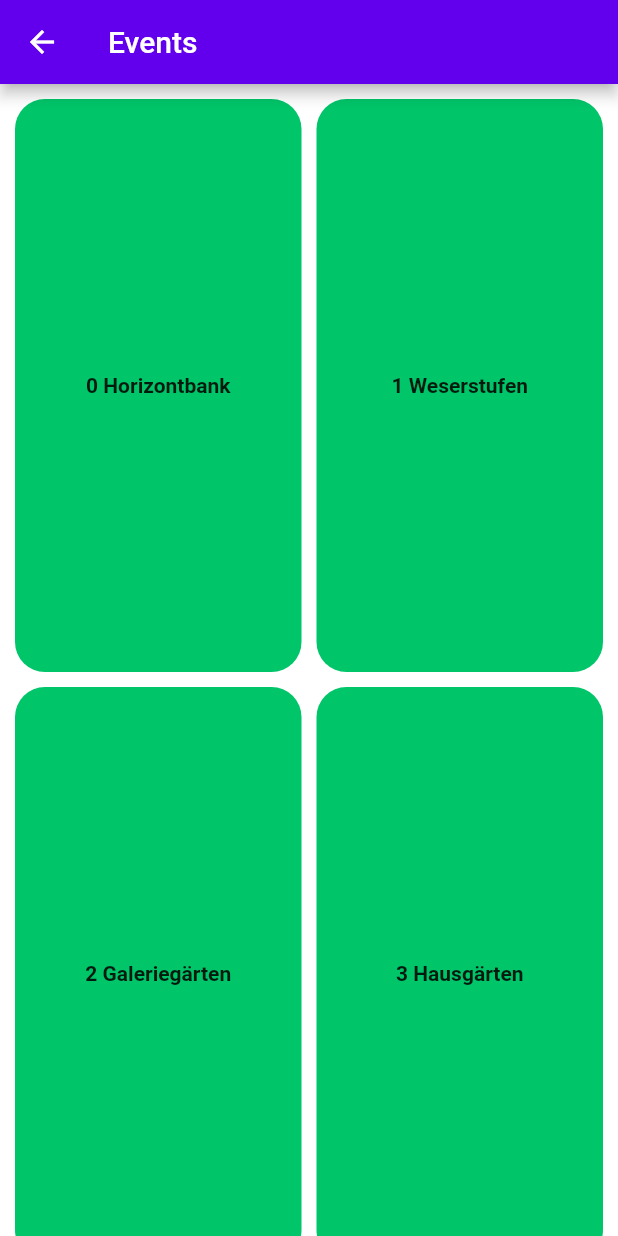
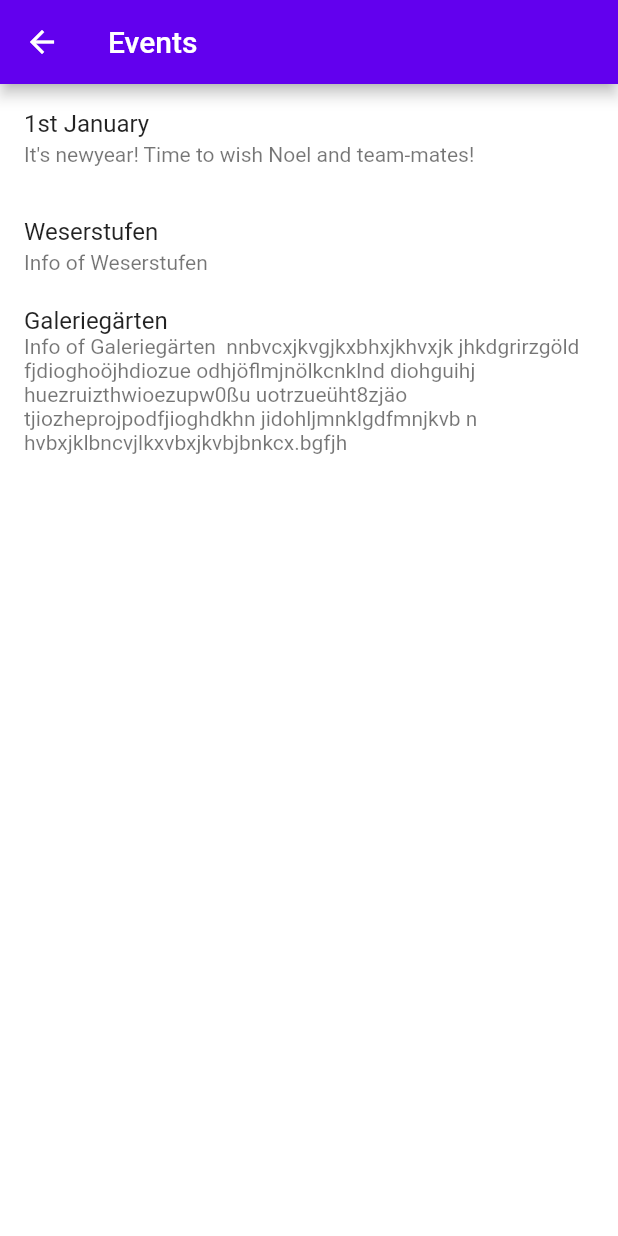
Before and after one commit to NoelHuibers/Landesgartenschau2023, a Flutter app: the Events screen opened directly, on a phone screen of 412 x 824 dp. Run offline on Flutter 3.47's test engine with Material 2 defaults, Android fonts, the light colour scheme and no system bars; our stand-ins replace flutter_map, latlong2; missing offline and left inert: latlng; generated files the repository leaves out were written again.

Commit message:
Eventspage update

```diff
--- a/lib/pages/events.dart
+++ b/lib/pages/events.dart
@@ -1,44 +1,5 @@
 import 'package:flutter/material.dart';
-import '/config/palette.dart';
-
-/* Auf List<String> wurde ich später verzichten und
-List<Wiget> aus Containern erstellen, somit kann jeder Container
-ihre eigene eigenschaften gegeben werden */
-
-List<String> eventList = [
-  "Horizontbank",
-  "Weserstufen",
-  "Galeriegärten",
-  "Hausgärten",
-  "Porzellangarten",
-  "Berliner Platz",
-  "TH-OWL",
-  "Buddha-Garten",
-  "Grabgestaltung",
-  "Lesegarten",
-  "Pavillon der Ortschaften",
-  "Uferwiese",
-  "Schöpfungsgarten",
-  "Wassergarten im Wald",
-  "Storchennset",
-  "Blumenhalle",
-  "Besucherzentrum",
-  "Archäologiepark",
-  "Natur -und Umweltschuutz-Akademie NRW",
-  "Naturnahes Gärtnern",
-  "Historischer Rastplatz",
-  "Obstplantage",
-  "Landwirtschaft",
-  "Gärtnermarkt",
-  "Baumschulen",
-  "Buntes Klassenzimmer",
-  "Imker",
-  "Energiegarten",
-  "Duft- und Rosengarten",
-  "Apothekergarten",
-  "Küchengartenkabinett",
-  "Geophytenwiese"
-];
+import 'events/widgets/list_events.dart';
 
 class Events extends StatelessWidget {
   const Events({Key? key}) : super(key: key);
@@ -47,34 +8,9 @@ class Events extends StatelessWidget {
   Widget build(BuildContext context) {
     return Scaffold(
       appBar: AppBar(
-        title: const Text("Events"),
+        title: const Text('Events'),
       ),
-
-      /* Es wurde GridView.builder verwednet */
-      body: GridView.builder(
-        padding: const EdgeInsets.all(10),
-        gridDelegate: const SliverGridDelegateWithMaxCrossAxisExtent(
-            maxCrossAxisExtent: 200,
-            crossAxisSpacing: 10.0,
-            mainAxisSpacing: 10.0,
-            childAspectRatio: 0.5),
-        itemBuilder: (context, index) {
-          return Container(
-              child: Align(
-                  alignment: Alignment.center,
-                  child: Text(
-                    "$index ${eventList[index]}",
-                    style: const TextStyle(fontWeight: FontWeight.bold),
-                  )),
-              height: 30,
-              width: 25,
-              decoration: BoxDecoration(
-                color: Palette.primary,
-                borderRadius: BorderRadius.circular(20),
-              ));
-        },
-        itemCount: eventList.length,
-      ),
+      body: const Eventslist(),
     );
   }
 }
--- a/lib/pages/events/widgets/list_events.dart
+++ b/lib/pages/events/widgets/list_events.dart
@@ -0,0 +1,41 @@
+import 'package:flutter/material.dart';
+
+List eventsList = [
+  {
+    "title": "1st January",
+    "subtitle": "It's newyear! Time to wish Noel and team-mates!",
+  },
+  {
+    "title": "Weserstufen",
+    "subtitle": "Info of Weserstufen",
+  },
+  {
+    "title": "Galeriegärten",
+    "subtitle":
+        "Info of Galeriegärten  nnbvcxjkvgjkxbhxjkhvxjk jhkdgrirzgöld fjdioghoöjhdiozue odhjöflmjnölkcnklnd diohguihj huezruizthwioezupw0ßu uotrzueüht8zjäo tjiozheprojpodfjioghdkhn jidohljmnklgdfmnjkvb n hvbxjklbncvjlkxvbxjkvbjbnkcx.bgfjh",
+  },
+];
+
+class Eventslist extends StatelessWidget {
+  const Eventslist({Key? key}) : super(key: key);
+
+  @override
+  Widget build(BuildContext context) {
+    bool lines = false;
+    return SafeArea(
+      child: ListView.builder(
+        itemCount: eventsList.length,
+        itemBuilder: (context, index) {
+          return ListTile(
+            title: Text(eventsList[index]['title']),
+            subtitle: Text(eventsList[index]['subtitle'],
+                maxLines: lines ? 2 : 10, overflow: TextOverflow.ellipsis),
+            onTap: () {
+              lines = !lines;
+            },
+          );
+        },
+      ),
+    );
+  }
+}
```
